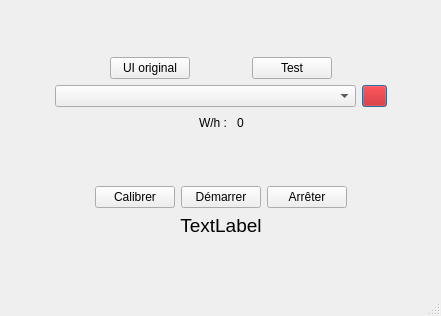
The window that Qt/accueil.ui (frankgigeur/The_fir_swinger) describes before a commit, drawn with Qt 5.
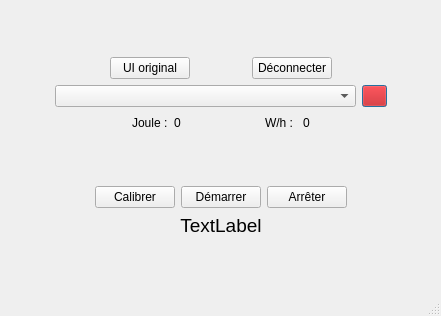
The same window after the commit.

```diff
--- a/Qt/accueil.ui
+++ b/Qt/accueil.ui
@@ -172,7 +172,7 @@
       <item row="0" column="3">
        <widget class="QPushButton" name="pbTest">
         <property name="text">
-         <string>Test</string>
+         <string>Déconnecter</string>
         </property>
        </widget>
       </item>
@@ -245,6 +245,33 @@
     </item>
     <item row="3" column="1">
      <layout class="QHBoxLayout" name="horizontalLayout">
+      <item>
+       <spacer name="horizontalSpacer_10">
+        <property name="orientation">
+         <enum>Qt::Horizontal</enum>
+        </property>
+        <property name="sizeHint" stdset="0">
+         <size>
+          <width>40</width>
+          <height>20</height>
+         </size>
+        </property>
+       </spacer>
+      </item>
+      <item>
+       <widget class="QLabel" name="lbTextJ">
+        <property name="text">
+         <string>Joule :</string>
+        </property>
+       </widget>
+      </item>
+      <item>
+       <widget class="QLabel" name="lbJ">
+        <property name="text">
+         <string>0</string>
+        </property>
+       </widget>
+      </item>
       <item>
        <spacer name="horizontalSpacer_5">
         <property name="orientation">
```
Left out of the diff: 2 changed lines with no effect on the pictures.
